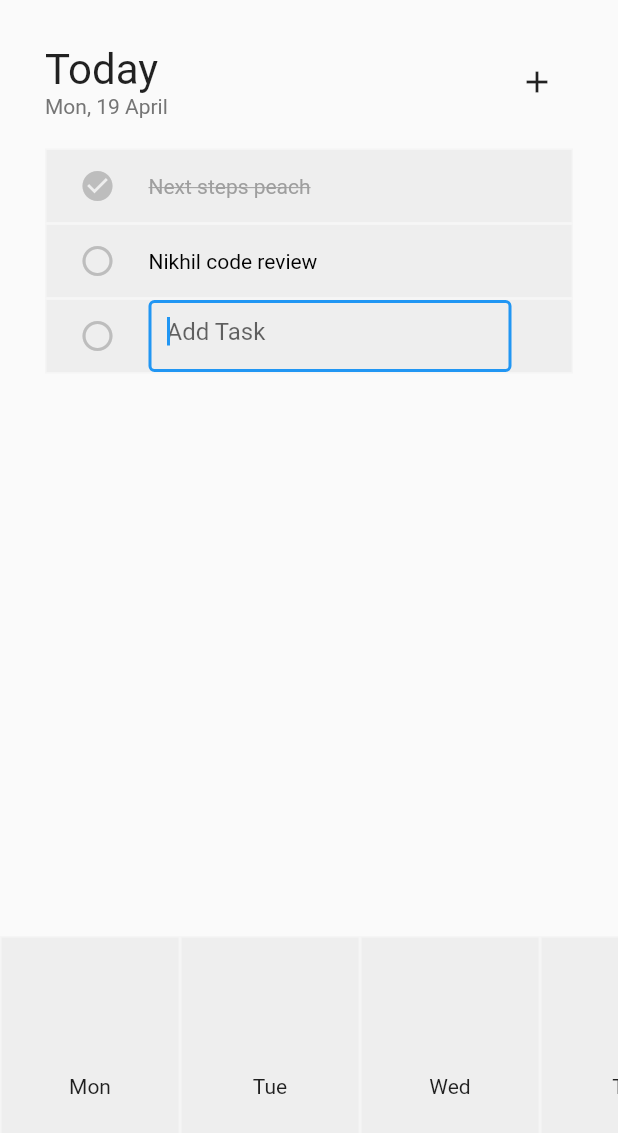
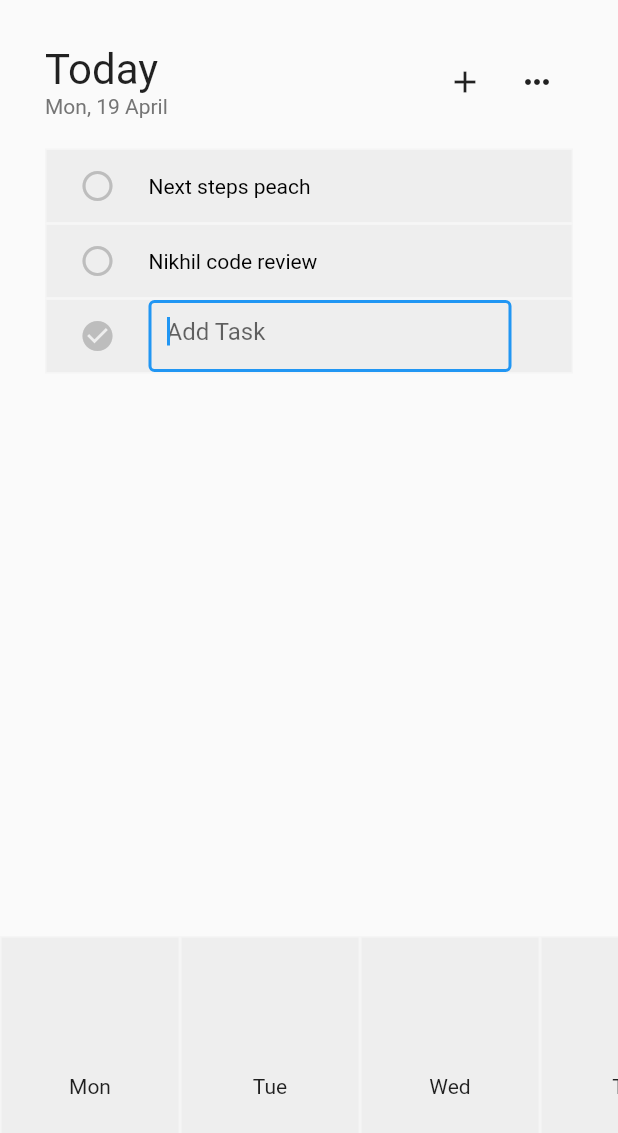
Before and after one commit to simonbengtsson/task-manager, a Flutter app: the screen it shows after launch, after a tap on the "add" icon, after a tap on the "radio button unchecked" icon, on a phone screen of 412 x 824 dp. Shown: the top 1133 px of the screen. Run offline on Flutter 3.47's test engine with Material 2 defaults, Android fonts, the phone set to English and light mode, and no system bars.

Commit message:
Add settings menu + handles sort

```diff
--- a/lib/main.dart
+++ b/lib/main.dart
@@ -11,6 +11,10 @@ class Task {
   DateTime createdAt;
   DateTime? completedAt;
   DateTime? date;
+
+  bool get done {
+    return completedAt != null;
+  }
 
   Task(this.text, this.createdAt);
 
@@ -59,8 +63,6 @@ class _MyHomePageState extends State<MyHomePage> {
   ];
 
   Task? activeTask;
-
-  final _scrollController = ScrollController();
 
   @override
   void initState() {
@@ -132,10 +134,19 @@ class _MyHomePageState extends State<MyHomePage> {
                   color: Colors.grey[400]),
               onPressed: () {
                 setState(() {
-                  todayTasks[index].completedAt =
-                      todayTasks[index].completedAt == null
-                          ? DateTime.now()
-                          : null;
+                  var doneIndex = todayTasks.indexWhere((element) => element.done);
+                  if (task.done) {
+                    var firstCompletedIndex = doneIndex < 0 ? todayTasks.length - 1 : doneIndex;
+                    task.completedAt = null;
+                    var index = todayTasks.indexOf(task);
+                    var item = todayTasks.removeAt(index);
+                    todayTasks.insert(firstCompletedIndex, item);
+                  } else {
+                    var firstCompletedIndex = doneIndex < 0 ? todayTasks.length - 1 : doneIndex - 1;
+                    task.completedAt = DateTime.now();
+                    todayTasks.remove(task);
+                    todayTasks.insert(firstCompletedIndex, task);
+                  }
                 });
               },
             )),
@@ -156,7 +167,6 @@ class _MyHomePageState extends State<MyHomePage> {
 
     var taskList = ReorderableListView(
       padding: EdgeInsets.symmetric(vertical: 20),
-      scrollController: _scrollController,
       onReorder: (int oldIndex, int newIndex) {
         setState(() {
           if (oldIndex < newIndex) {
@@ -193,19 +203,28 @@ class _MyHomePageState extends State<MyHomePage> {
             IconButton(
               icon: Icon(Icons.add),
               onPressed: () {
-                _scrollController.animateTo(
-                  // Without + 100 it didn't scroll all the way to the bottom
-                  // The + 100 also added a nice bounce affect
-                  _scrollController.position.maxScrollExtent + 100,
-                  duration: Duration(milliseconds: 100),
-                  curve: Curves.easeIn,
-                );
                 this.setState(() {
                   var task = Task.create();
                   activeTask = task;
-                  todayTasks.add(task);
+                  todayTasks.insert(0, task);
                 });
               },
+            ),
+            PopupMenuButton(
+              icon: Icon(Icons.more_horiz),
+              onSelected: (value) {
+                if (value == "settings") {
+                  print("Settings clicked");
+                }
+              },
+              itemBuilder: (BuildContext context) {
+                var item = PopupMenuItem<String>(
+                  value: "settings",
+                  child: Text("Settings"),
+                );
+                return [item];
+              },
+
             ),
           ],
         ),
```
